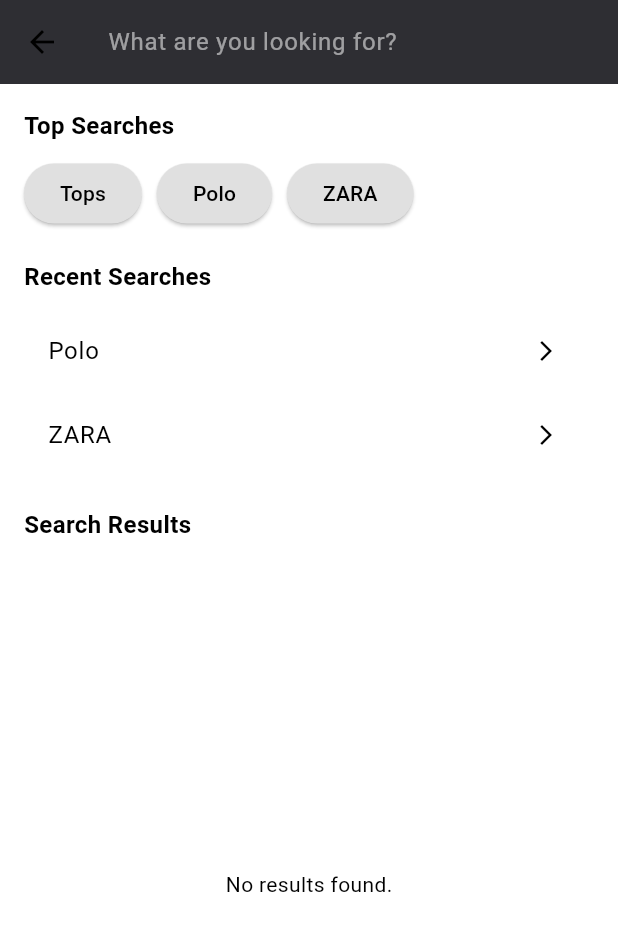
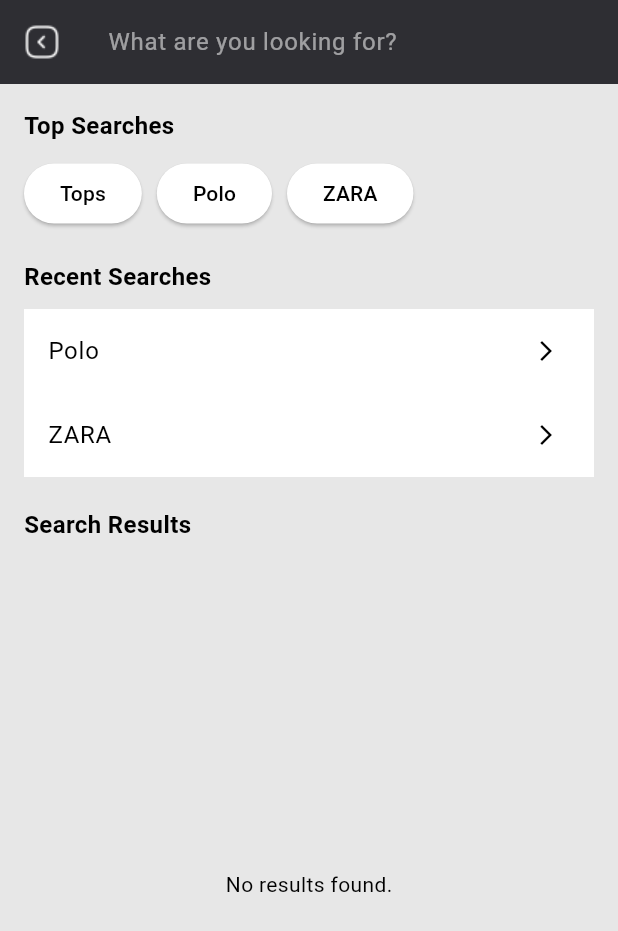
Before and after one commit to zezoamr/obelion-MOOL-flutter, a Flutter app: the SearchScreen screen opened directly, on a phone screen of 412 x 824 dp. Shown: the top 931 px of the screen. Run offline on Flutter 3.47's test engine with Material 3 defaults, Android fonts, the phone set to English and light mode, and no system bars; our stand-ins replace carousel_slider, equatable, flutter_bloc, flutter_svg.

```diff
--- a/flutter_mool/lib/home/screens/searchscreen.dart
+++ b/flutter_mool/lib/home/screens/searchscreen.dart
@@ -21,8 +21,19 @@ class SearchScreen extends StatelessWidget {
         }
       },
       child: Scaffold(
+        backgroundColor: const Color.fromARGB(255, 231, 231, 231),
         appBar: AppBar(
           backgroundColor: const Color.fromARGB(255, 46, 46, 51),
+          leading: GestureDetector(
+            onTap: () {
+              Navigator.pop(context); // Handle back button press
+            },
+            child: Image.asset(
+              'assets/images/account/arrowback.png',
+              width: 24,
+              height: 24,
+            ),
+          ),
           title: TextField(
             decoration: InputDecoration(
               hintText: 'What are you looking for?',
@@ -65,7 +76,7 @@ class SearchScreen extends StatelessWidget {
                                 searchCubit.search(item);
                               },
                               style: ElevatedButton.styleFrom(
-                                backgroundColor: Colors.grey[300],
+                                backgroundColor: Colors.white,
                                 foregroundColor: Colors.black,
                               ),
                               child: Text(item),
@@ -82,12 +93,21 @@ class SearchScreen extends StatelessWidget {
                           physics: NeverScrollableScrollPhysics(),
                           itemCount: state.recentSearches.length,
                           itemBuilder: (context, index) {
-                            return ListTile(
-                              title: Text(state.recentSearches[index]),
-                              onTap: () {
-                                searchCubit.search(state.recentSearches[index]);
-                              },
-                              trailing: Icon(Icons.arrow_forward_ios, size: 16),
+                            return Container(
+                              decoration: BoxDecoration(
+                                color: Colors.white,
+                              ),
+                              child: ListTile(
+                                title: Text(
+                                  state.recentSearches[index],
+                                ),
+                                onTap: () {
+                                  searchCubit
+                                      .search(state.recentSearches[index]);
+                                },
+                                trailing:
+                                    Icon(Icons.arrow_forward_ios, size: 16),
+                              ),
                             );
                           },
                         ),
--- a/flutter_mool/lib/shopping/screens/cart_screen.dart
+++ b/flutter_mool/lib/shopping/screens/cart_screen.dart
@@ -24,6 +24,7 @@ class CartScreen extends StatelessWidget {
   @override
   Widget build(BuildContext context) {
     return Scaffold(
+      backgroundColor: const Color.fromARGB(255, 231, 231, 231),
       appBar: AppBar(
         backgroundColor: const Color.fromARGB(255, 46, 46, 51),
         title: Text(
@@ -63,7 +64,7 @@ class SubtotalBar extends StatelessWidget {
   Widget build(BuildContext context) {
     return Container(
       padding: EdgeInsets.all(16),
-      color: Colors.grey[200],
+      color: Colors.grey[100],
       child: Row(
         mainAxisAlignment: MainAxisAlignment.spaceBetween,
         children: [
```
Also changed, not shown: flutter_mool/lib/home/screens/notifications_screen.dart (+11 -4 lines).
